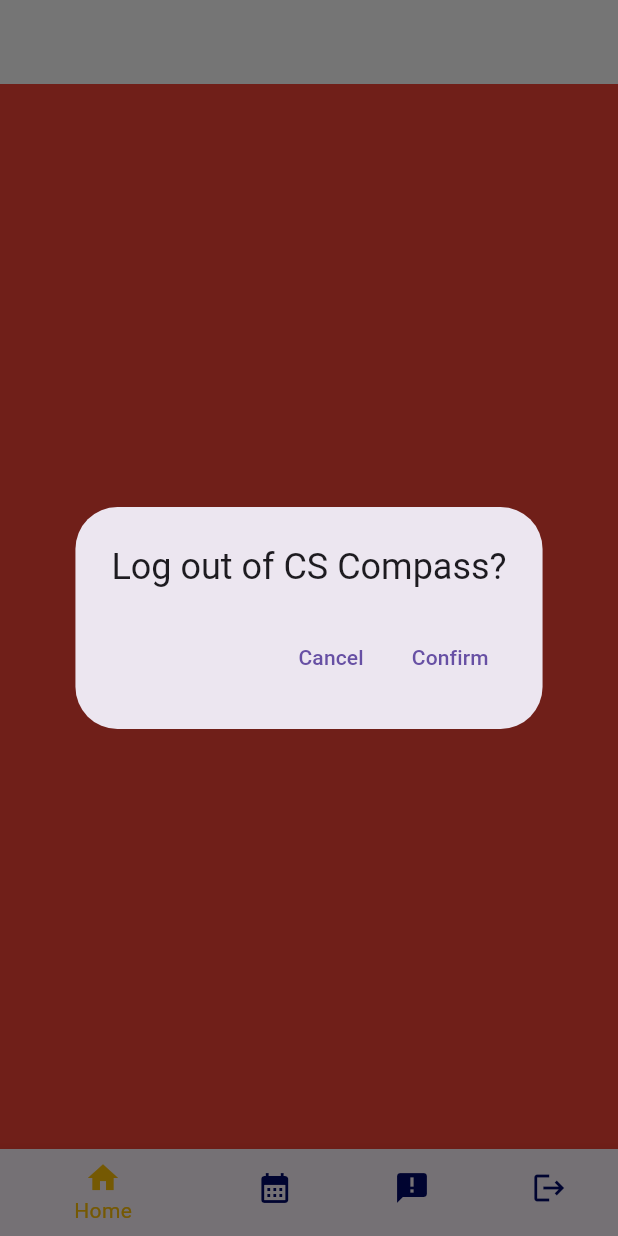
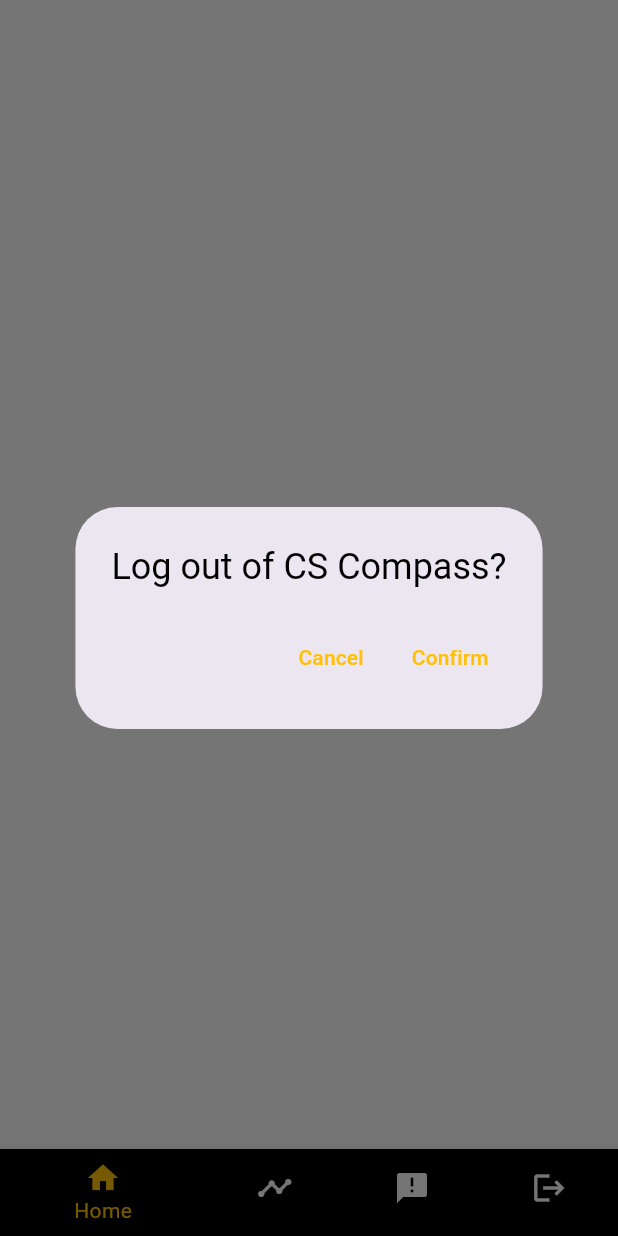
Before and after one commit to ZeekHoft/Student-Compas, a Flutter app: the Home screen opened by its route, item 4 of the bottom bar chosen, on a phone screen of 412 x 824 dp. Run offline on Flutter 3.47's test engine with Material 3 defaults, Android fonts, the phone set to English and light mode, and no system bars; our stand-ins replace firebase_auth, firebase_core, firebase_remote_config, flutter_secure_storage, timeline_tile; missing offline and left inert: onesignal_flutter; accounts and stored records are empty.

Commit message:
designed the announcement and calendar props to manang

```diff
--- a/lib/pages/home.dart
+++ b/lib/pages/home.dart
@@ -47,19 +47,26 @@
   @override
   Widget build(BuildContext context) {
     return Scaffold(
-      appBar: AppBar(
-        automaticallyImplyLeading: false, //disables back button
-        backgroundColor: Colors.white,
+      bottomNavigationBar: BottomNavigationBar(
+        backgroundColor: Colors.black,
+        selectedItemColor: Colors.amber,
+        unselectedItemColor: Colors.white,
+        items: const <BottomNavigationBarItem>[
+          BottomNavigationBarItem(
+            icon: Icon(Icons.home),
+            label: "Home",
+            backgroundColor: Colors.black,
           ),
-      bottomNavigationBar: BottomNavigationBar(
-        selectedItemColor: Colors.amber,
-        unselectedItemColor: const Color.fromARGB(255, 1, 8, 104),
-        items: const <BottomNavigationBarItem>[
-          BottomNavigationBarItem(icon: Icon(Icons.home), label: "Home"),
           BottomNavigationBarItem(
-              icon: Icon(Icons.calendar_month), label: "Calendar"),
+            icon: Icon(Icons.timeline),
+            label: "Timeline",
+            backgroundColor: Colors.black,
+          ),
           BottomNavigationBarItem(
-              icon: Icon(Icons.announcement), label: "Announcements"),
+            icon: Icon(Icons.announcement),
+            label: "Announcements",
+            backgroundColor: Colors.black,
+          ),
           BottomNavigationBarItem(icon: Icon(Icons.logout), label: "Log out"),
         ],
         currentIndex: currentIndex,
@@ -71,8 +78,13 @@
           }
         },
       ),
-      backgroundColor: Colors.red,
-      body: SafeArea(
+      body: Container(
+        decoration: const BoxDecoration(
+            gradient: LinearGradient(
+                begin: Alignment.topRight,
+                end: Alignment.bottomLeft,
+                colors: [Colors.white, Colors.white])),
+        child: SafeArea(
           child: IndexedStack(
             index: currentIndex,
             children: [
@@ -87,7 +99,8 @@
                       Padding(
                         padding: const EdgeInsets.all(20),
                         child: Text(email,
-                          style: const TextStyle(color: Colors.white)),
+                            style: const TextStyle(
+                                color: Colors.amber, fontSize: 20.0)),
                       ),
                     ],
                   ),
@@ -99,7 +112,8 @@
                       Padding(
                         padding: const EdgeInsets.all(20),
                         child: Text(idnumber,
-                          style: const TextStyle(color: Colors.white)),
+                            style: const TextStyle(
+                                color: Colors.amber, fontSize: 20.0)),
                       ),
                     ],
                   ),
@@ -111,6 +125,7 @@
             ],
           ),
         ),
+      ),
     );
   }
 
@@ -119,20 +134,29 @@
       context: context,
       builder: (context) {
         return AlertDialog(
-          title: const Text("Log out of CS Compass?"),
+          title: const Text(
+            "Log out of CS Compass?",
+            style: TextStyle(color: Colors.black),
+          ),
           actions: [
             TextButton(
               onPressed: () {
                 Navigator.of(context).pop();
               },
-              child: const Text("Cancel"),
+              child: const Text(
+                "Cancel",
+                style: TextStyle(color: Colors.amber),
+              ),
             ),
             TextButton(
               onPressed: () async {
                 Navigator.pushReplacementNamed(context, "/login");
                 await AuthService.logout();
               },
-              child: const Text("Confirm"),
+              child: const Text(
+                "Confirm",
+                style: TextStyle(color: Colors.amber),
+              ),
             )
           ],
         );
--- a/pubspec.yaml
+++ b/pubspec.yaml
@@ -45,6 +45,7 @@
   onesignal_flutter: ^5.2.1
   firebase_remote_config: ^5.0.2
   animated_bottom_navigation_bar: ^1.3.3
+  timeline_tile: ^2.0.0
 
 dev_dependencies:
   flutter_test:
```
Also changed, not shown: lib/calendar_controller/calendar_entity.dart (+8 -2 lines), lib/event_format.json (+9 -3 lines), lib/pages/calendar.dart (+119 -18 lines), lib/pages/notif.dart (+41 -15 lines), pubspec.lock. Lines whose indentation alone changed are shown as unchanged.
